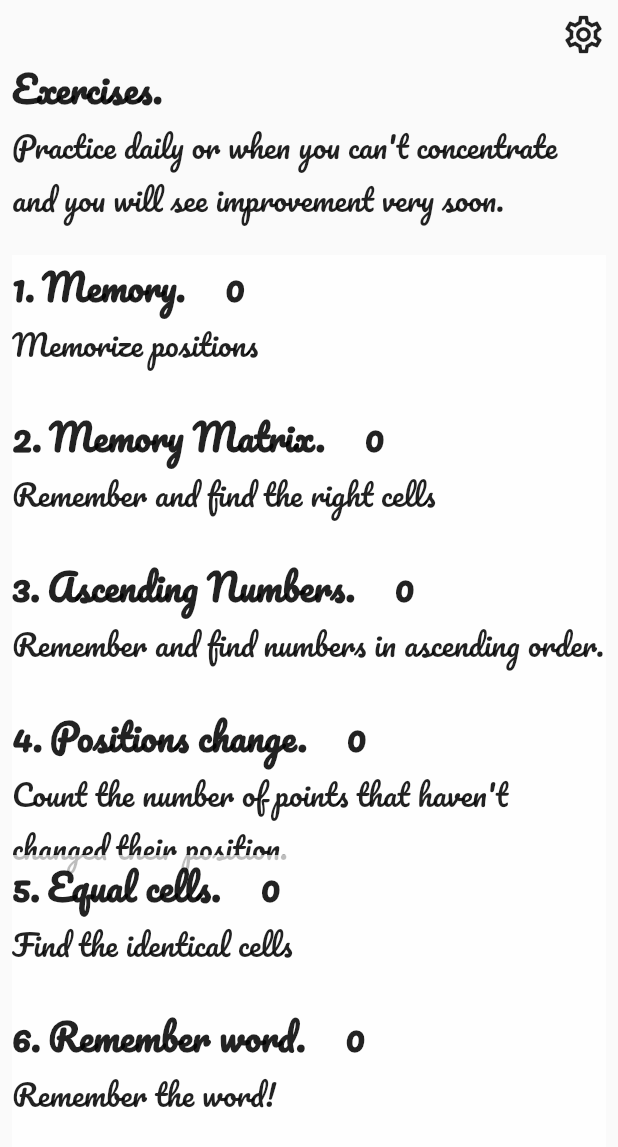
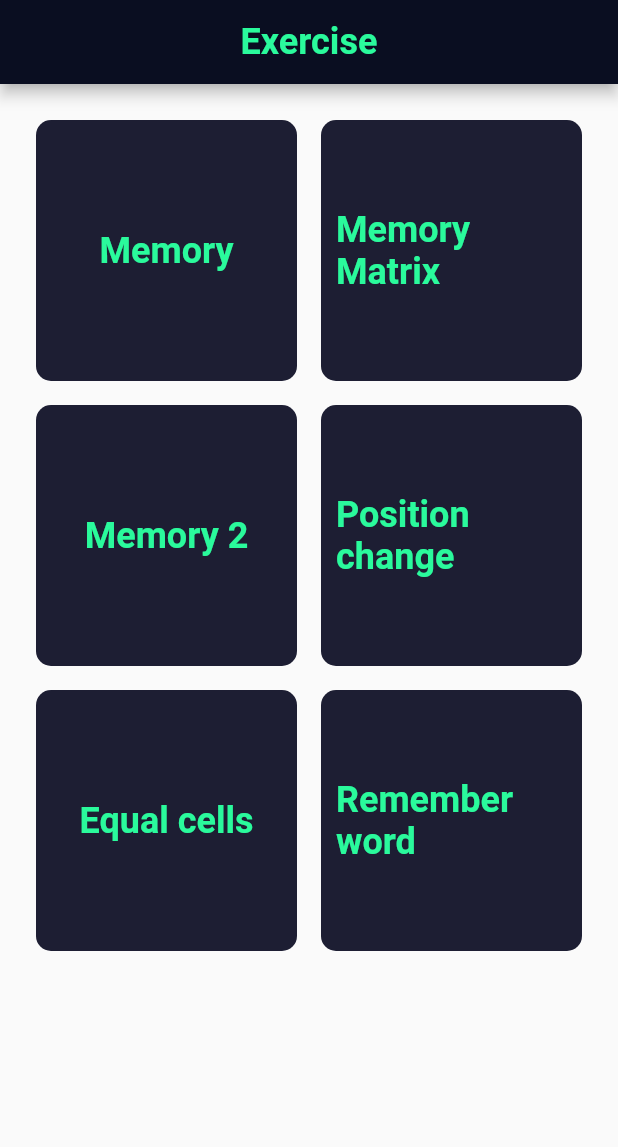
Before and after one commit to SriGiriT/Mind-Game, a Flutter app: the screen it shows after launch, on a phone screen of 412 x 824 dp. Shown: the top 1147 px of the screen. Run offline on Flutter 3.47's test engine with Material 2 defaults, Android fonts, the phone set to English and light mode, and no system bars; drawn by our look-alikes of google_mobile_ads; network calls fail.

Commit message:
theme changes

```diff
--- a/lib/data/constants.dart
+++ b/lib/data/constants.dart
@@ -1,13 +1,16 @@
 import 'package:flutter/material.dart';
 
 TextStyle small_text = TextStyle(
-  fontSize: 20,
-  fontFamily: "DancingScript-VariableFont_wght",
-  fontWeight: FontWeight.normal
-);
+    fontSize: 20,
+    fontFamily: "Roboto",
+    fontWeight: FontWeight.normal,
+    color: Color.fromARGB(255, 42, 250, 156));
 
 TextStyle large_text = TextStyle(
-  fontSize: 24,
-  fontFamily: "DancingScript-VariableFont_wght",
-  fontWeight: FontWeight.bold
-);
+    fontSize: 24,
+    fontFamily: "Roboto",
+    fontWeight: FontWeight.bold,
+    color: Color.fromARGB(255, 42, 250, 156));
+
+Color button_color = Colors.blue;
+Color box_color = Colors.white;
--- a/lib/main.dart
+++ b/lib/main.dart
@@ -28,6 +28,7 @@ class _MyAppState extends State<MyApp> {
   @override
   Widget build(BuildContext context) {
     return MaterialApp(
+      theme: ThemeData.light(),
       debugShowCheckedModeBanner: false,
       initialRoute: '/',
       routes: {
--- a/lib/screens/Game1.dart
+++ b/lib/screens/Game1.dart
@@ -28,7 +28,7 @@ class _Game1State extends State<Game1> {
     }
     return Scaffold(
       appBar: AppBar(
-        backgroundColor: Colors.white54,
+        backgroundColor: Color(0xFF0A0E21),
         centerTitle: true,
         title: Text('Memory', style: large_text),
         leading: IconButton(
@@ -149,11 +149,11 @@ class _SingleButtonState extends State<SingleButton> {
               width: 2,
             ),
             borderRadius: BorderRadius.circular(10),
-            color: widget.text.isSelected ? Colors.white : Colors.white70,
+            color: widget.text.isSelected ? button_color : button_color,
           ),
           child: isSelected
               ? Center(
-                  child: Text(widget.text.val.toString(), style: small_text),
+                  child: Text(widget.text.val.toString(), style: large_text),
                 )
               : const Text(""),
         ),
--- a/lib/screens/Game2.dart
+++ b/lib/screens/Game2.dart
@@ -30,7 +30,7 @@ class _Game2State extends State<Game2> {
     }
     return Scaffold(
       appBar: AppBar(
-        backgroundColor: Colors.white54,
+        backgroundColor: Color(0xFF0A0E21),
         centerTitle: true,
         title: Text(
           'Memory Matrix',
@@ -158,7 +158,7 @@ class _SingleButtonState extends State<SingleButton> {
             borderRadius: BorderRadius.circular(0),
           ),
           elevation: isSelected ? 4 : 1,
-          primary: isSelected ? Colors.blue : Colors.white,
+          primary: isSelected ? Color.fromARGB(255, 42, 250, 156): button_color,
         ),
         onPressed: ConvertIspressed,
         child: const Text(""),
--- a/lib/screens/Game22.dart
+++ b/lib/screens/Game22.dart
@@ -23,7 +23,7 @@ class _Game12State extends State<Game22> {
     List<TilesForGame2> list = getPairs();
     return Scaffold(
       appBar: AppBar(
-        backgroundColor: Colors.white54,
+        backgroundColor: Color(0xFF0A0E21),
         centerTitle: true,
         title: Text('Memory Matrix', style: large_text),
         leading: IconButton(
@@ -98,6 +98,7 @@ class _Game12State extends State<Game22> {
                   height: 30,
                 ),
                 RaisedButton(
+                  color: button_color,
                   child: Text(
                     "hide",
                     style: large_text
@@ -139,7 +140,7 @@ class _SingleButtonState extends State<SingleButton> {
           ),
           elevation: widget.text.getIsSelected() ? 4 : 1,
           primary:
-              widget.text.getIconData() == 1 ? Colors.lightBlue : Colors.white,
+              widget.text.getIconData() == 1 ? Color.fromARGB(255, 42, 250, 156) : button_color,
         ),
         onPressed: () {},
         child: const Text(""),
--- a/lib/screens/Game33.dart
+++ b/lib/screens/Game33.dart
@@ -24,7 +24,7 @@ class _Game33State extends State<Game33> {
     list.shuffle();
     return Scaffold(
       appBar: AppBar(
-        backgroundColor: Colors.white54,
+        backgroundColor: Color(0xFF0A0E21),
         centerTitle: true,
         title: Text(
           'Ascending numbers',
@@ -92,6 +92,7 @@ class _Game33State extends State<Game33> {
                   height: 20,
                 ),
                 RaisedButton(
+                  color: button_color,
                   child: Text(
                     "hide",
                     style: large_text
@@ -131,6 +132,7 @@ class _SingleButtonState extends State<SingleButton> {
           width: 50,
           height: 50,
           decoration: BoxDecoration(
+            color: button_color,
             border: Border.all(
               color: Colors.black,
               width: 2,
--- a/lib/screens/Game44.dart
+++ b/lib/screens/Game44.dart
@@ -30,7 +30,7 @@ class _Game44State extends State<Game44> {
     list[lis[2] - 1] = 1;
     return Scaffold(
       appBar: AppBar(
-        backgroundColor: Colors.white54,
+        backgroundColor: Color(0xFF0A0E21),
         centerTitle: true,
         title: Text(
           'Memory',
@@ -97,6 +97,7 @@ class _Game44State extends State<Game44> {
                   height: 20,
                 ),
                 RaisedButton(
+                  color: button_color,
                   child: Text(
                     "hide",
                     style: large_text
@@ -136,6 +137,7 @@ class _SingleButtonState extends State<SingleButton> {
           width: 50,
           height: 50,
           decoration: BoxDecoration(
+            color: button_color,
             border: Border.all(
               color: Colors.black,
               width: 2,
@@ -146,7 +148,7 @@ class _SingleButtonState extends State<SingleButton> {
           child: Center(
               child: widget.text == 1
                   ? const Icon(Icons.fiber_manual_record,
-                      color: Colors.redAccent)
+                      color: Color.fromARGB(255, 82, 255, 177))
                   : const Text('')),
         ),
       ),
--- a/lib/screens/Game444.dart
+++ b/lib/screens/Game444.dart
@@ -35,7 +35,7 @@ class _Game444State extends State<Game444> {
     bool isVissible = true;
     return Scaffold(
       appBar: AppBar(
-        backgroundColor: Colors.white54,
+        backgroundColor: Color(0xFF0A0E21),
         centerTitle: true,
         title: Text(
           'Memory',
@@ -148,6 +148,7 @@ class _AnswerButtonState extends State<AnswerButton> {
           width: 40,
           height: 40,
           decoration: BoxDecoration(
+            color: button_color,
             border: Border.all(
               color: Colors.black,
               width: 2,
@@ -199,6 +200,7 @@ class _SingleButtonState extends State<SingleButton> {
           width: 50,
           height: 50,
           decoration: BoxDecoration(
+            color: button_color,
             border: Border.all(
               color: Colors.black,
               width: 2,
@@ -210,7 +212,7 @@ class _SingleButtonState extends State<SingleButton> {
               child: widget.text == 1
                   ? const Icon(
                       Icons.fiber_manual_record,
-                      color: Colors.redAccent,
+                      color: Color.fromARGB(255, 42, 250, 156),
                     )
                   : const Text('')),
         ),
--- a/lib/screens/Game5.dart
+++ b/lib/screens/Game5.dart
@@ -26,7 +26,7 @@ class _Game5State extends State<Game5> {
     // }
     return Scaffold(
       appBar: AppBar(
-        backgroundColor: Colors.white54,
+        backgroundColor: Color(0xFF0A0E21),
         centerTitle: true,
         title: Text(
           'Memory Matrix',
@@ -163,6 +163,7 @@ class _SingleButtonState extends State<SingleButton> {
           width: 50,
           height: 50,
           decoration: BoxDecoration(
+            color: button_color,
             border: Border.all(
               color: Colors.black,
               width: 2,
@@ -175,7 +176,7 @@ class _SingleButtonState extends State<SingleButton> {
                 ? Icon(
                     widget.text.iconToDisplay,
                     size: 25,
-                    color: const Color.fromARGB(221, 0, 0, 0),
+                    color: const Color.fromARGB(255, 42, 250, 156),
                   )
                 : const Text(""),
           ),
--- a/lib/screens/Game55.dart
+++ b/lib/screens/Game55.dart
@@ -28,7 +28,7 @@ class _Game55State extends State<Game55> {
     print(list);
     return Scaffold(
       appBar: AppBar(
-        backgroundColor: Colors.white54,
+        backgroundColor: Color(0xFF0A0E21),
         centerTitle: true,
         title: Text(
           'Memory Matrix',
@@ -108,6 +108,7 @@ class _Game55State extends State<Game55> {
                   height: 30,
                 ),
                 RaisedButton(
+                  color: button_color,
                   child: Text(
                     "hide",
                     style: large_text
@@ -147,6 +148,7 @@ class _SingleButtonState extends State<SingleButton> {
           width: 50,
           height: 50,
           decoration: BoxDecoration(
+            color: button_color,
             border: Border.all(
               color: Colors.black,
               width: 2,
@@ -156,7 +158,7 @@ class _SingleButtonState extends State<SingleButton> {
           // color: Colors.white,
           child: Center(
             child: Icon(widget.text,
-                size: 25, color: const Color.fromARGB(221, 0, 0, 0)),
+                size: 25, color: Color.fromARGB(255, 42, 250, 156)),
           ),
         ),
       ),
--- a/lib/screens/Game66.dart
+++ b/lib/screens/Game66.dart
@@ -20,7 +20,7 @@ class _Game66State extends State<Game66> {
   Widget build(BuildContext context) {
     return Scaffold(
       appBar: AppBar(
-        backgroundColor: Colors.white54,
+        backgroundColor: Color(0xFF0A0E21),
         centerTitle: true,
         title: Text(
           'Remember the word',
@@ -70,6 +70,7 @@ class _Game66State extends State<Game66> {
                     height: 20,
                   ),
                   RaisedButton(
+                    color: button_color,
                     child: Text(
                       "Start",
                       style: large_text
--- a/lib/screens/Settings_screen.dart
+++ b/lib/screens/Settings_screen.dart
@@ -15,7 +15,7 @@ class _MySettingsState extends State<MySettings> {
   Widget build(BuildContext context) {
     return Scaffold(
       appBar: AppBar(
-        backgroundColor: Colors.white54,
+        backgroundColor: Color(0xFF0A0E21),
         leading: IconButton(
           icon: Icon(Icons.arrow_back_ios),
           iconSize: 20,
--- a/lib/screens/Success.dart
+++ b/lib/screens/Success.dart
@@ -15,7 +15,7 @@ class _SuccessState extends State<Success> {
   Widget build(BuildContext context) {
     return Scaffold(
       appBar: AppBar(
-        backgroundColor: Colors.white54,
+        backgroundColor: Color(0xFF0A0E21),
         leading: IconButton(
           icon: Icon(Icons.arrow_back_ios),
           iconSize: 20,
--- a/lib/screens/Wrong.dart
+++ b/lib/screens/Wrong.dart
@@ -15,7 +15,7 @@ class _WrongState extends State<Wrong> {
   Widget build(BuildContext context) {
     return Scaffold(
       appBar: AppBar(
-        backgroundColor: Colors.white54,
+        backgroundColor: Color(0xFF0A0E21),
         leading: IconButton(
           icon: Icon(Icons.arrow_back_ios),
           iconSize: 20,
--- a/lib/screens/main_screen.dart
+++ b/lib/screens/main_screen.dart
@@ -80,135 +80,100 @@ class _MyMainScreenState extends State<MyMainScreen> {
   @override
   Widget build(BuildContext context) {
     return Scaffold(
+      appBar: AppBar(
+        backgroundColor: Color(0xFF0A0E21),
+        title: Center(child: Text("Exercise", style: large_text)),
+      ),
       body: SafeArea(
         child: Padding(
           padding: const EdgeInsets.all(8.0),
-          child: Column(
-            crossAxisAlignment: CrossAxisAlignment.stretch,
+          child: GridView(
+            gridDelegate: const SliverGridDelegateWithFixedCrossAxisCount(
+                crossAxisCount: 2),
+            padding: const EdgeInsets.all(8),
+            // crossAxisAlignment: CrossAxisAlignment.stretch,
             children: [
-              Row(
-                mainAxisAlignment: MainAxisAlignment.end,
-                children: [
-                  GestureDetector(
-                    onTap: () {
-                      Navigator.pushNamed(context, '/settings');
-                    },
-                    child: const Icon(
-                      Icons.settings_outlined,
-                      size: 30,
-                    ),
-                  ),
-                ],
-              ),
-              Text(
-                "Exercises.", // 6 no  8 yes 9 no 16 yes 23 yes.  nos 6 9.
-                style: large_text
-              ),
-              Text(
-                "Practice daily or when you can't concentrate and you will see improvement very soon.",
-                style: small_text
-              ),
-              const SizedBox(
-                height: 20,
-              ),
-              Listofgames(1, "Memory. ", () {
+              Listofgames(1, "Memory", () {
                 if (toShow()) {
                   showRewardedAd();
                 }
                 Navigator.pushNamed(context, '/game11');
-              }, "Memorize positions", TilesForGame1.getTotalScore()),
-              Listofgames(2, "Memory Matrix. ", () {
+              }, TilesForGame1.getTotalScore()),
+              Listofgames(2, "Memory Matrix", () {
                 if (toShow()) {
                   showRewardedAd();
                 }
                 Navigator.pushNamed(context, '/game2');
-              }, "Remember and find the right cells",
-                  TilesForGame2.getTotalScore()),
-              Listofgames(3, "Ascending Numbers. ", () {
+              }, TilesForGame2.getTotalScore()),
+              Listofgames(3, "Memory 2", () {
                 if (toShow()) {
                   showRewardedAd();
                 }
                 Navigator.pushNamed(context, '/game3');
-              }, "Remember and find numbers in ascending order.",
-                  TilesForGame3.getTotalScore()),
-              Listofgames(4, "Positions change. ", () {
+              }, TilesForGame3.getTotalScore()),
+              Listofgames(4, "Position change", () {
                 if (toShow()) {
                   showRewardedAd();
                 }
                 Navigator.pushNamed(context, '/game4');
-              }, "Count the number of points that haven't changed their position.",
-                  DataOf4.getTotalScore()),
-              Listofgames(5, "Equal cells. ", () {
+              }, DataOf4.getTotalScore()),
+              Listofgames(5, "Equal cells", () {
                 if (toShow()) {
                   showRewardedAd();
                 }
                 Navigator.pushNamed(context, '/game5');
-              }, "Find the identical cells", TilesForGame5.getTotalScore()),
-              Listofgames(6, "Remember word. ", () {
+              }, TilesForGame5.getTotalScore()),
+              Listofgames(6, "Remember word", () {
                 if (toShow()) {
                   showRewardedAd();
                 }
                 Navigator.pushNamed(context, '/game6');
-              }, "Remember the word!", TilesForGame6.getTotalScore()),
+              }, TilesForGame6.getTotalScore()),
+              //   ],
+              // )
             ],
           ),
         ),
       ),
-      bottomNavigationBar: _isAdLoaded
-          ? Container(
-              height: _bannerAd.size.height.toDouble(),
-              width: _bannerAd.size.width.toDouble(),
-              child: AdWidget(ad: _bannerAd),
-            )
-          : const SizedBox(),
+      // bottomNavigationBar: _isAdLoaded
+      //     ? Container(
+      //         height: _bannerAd.size.height.toDouble(),
+      //         width: _bannerAd.size.width.toDouble(),
+      //         child: AdWidget(ad: _bannerAd),
+      //       )
+      //     : const SizedBox(),
     );
   }
 }
 
 class Listofgames extends StatelessWidget {
-  Listofgames(this.ind, this.text, this.pressed, this.description, this.score);
+  Listofgames(this.ind, this.text, this.pressed, this.score);
   String text;
-  String description;
   int ind;
   void Function()? pressed;
   int score;
   @override
   Widget build(BuildContext context) {
-    return GestureDetector(
+    return Padding(
+      padding: const EdgeInsets.all(8.0),
+      child: GestureDetector(
         onTap: pressed,
         child: Container(
-        color: Colors.white70,
-        height: 100,
-        width: double.infinity,
-        child: Column(
-          crossAxisAlignment: CrossAxisAlignment.start,
-          children: [
-            Row(
-              crossAxisAlignment: CrossAxisAlignment.baseline,
-              textBaseline: TextBaseline.alphabetic,
-              children: [
-                Text('${ind}.', style: large_text),
-                const SizedBox(
-                  width: 5,
+          decoration: BoxDecoration(
+            color: Color(0xFF1D1E33),
+            borderRadius: BorderRadius.circular(10.0)
           ),
-                Text(
-                  "${text}",
-                  style: large_text
+          height: 20,
+          width: 20,
+          child: Center(
+            child: Padding(
+              padding: const EdgeInsets.all(10.0),
+              child: Text(
+                      '${text}',
+                      style: large_text,
                     ),
-                const SizedBox(
-                  width: 20,
             ),
-                Text(
-                  "${score}",
-                  style: large_text
           ),
-              ],
-            ),
-            Text(
-              "${description}",
-              style: small_text,
-            ),
-          ],
           ),
         ),
     );
```
Also changed, not shown: lib/screens/Game11.dart (+8 -3 lines), lib/screens/Game3.dart (+5 -4 lines), lib/screens/Game4.dart (+5 -3 lines), lib/screens/Game6.dart (+5 -3 lines), 1 other file. Lines whose indentation alone changed are shown as unchanged.
